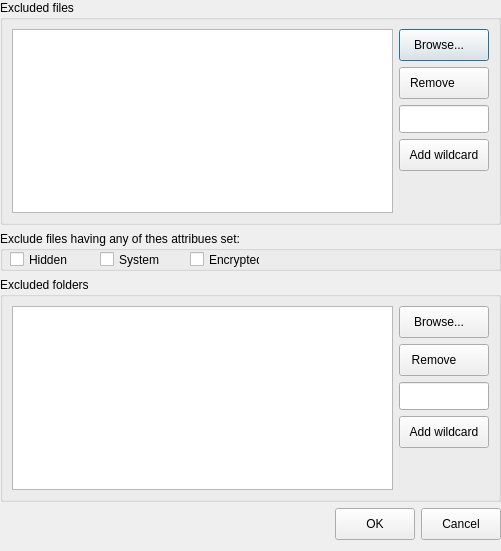
darrel-ming/robocopy_gui_python, file UI/DlgExclude.ui: the form before one commit.
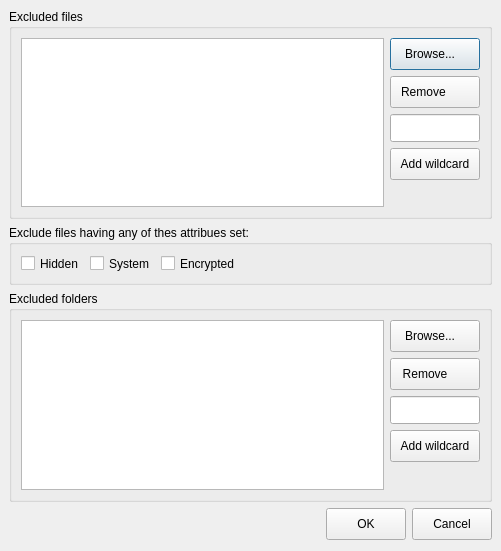
The form after the commit. Icons and pictures are not drawn.

The edit to the form file:
```diff
--- a/UI/DlgExclude.ui
+++ b/UI/DlgExclude.ui
@@ -10,6 +10,12 @@
     <height>551</height>
    </rect>
   </property>
+  <property name="minimumSize">
+   <size>
+    <width>500</width>
+    <height>551</height>
+   </size>
+  </property>
   <property name="windowTitle">
    <string>Excluded items</string>
   </property>
@@ -23,13 +29,13 @@
   </property>
   <layout class="QVBoxLayout" name="verticalLayout_3">
    <property name="leftMargin">
-    <number>0</number>
+    <number>9</number>
    </property>
    <property name="topMargin">
-    <number>0</number>
+    <number>9</number>
    </property>
    <property name="rightMargin">
-    <number>0</number>
+    <number>9</number>
    </property>
    <item>
     <widget class="QGroupBox" name="groupBox">
@@ -135,51 +141,48 @@
      <property name="minimumSize">
       <size>
        <width>0</width>
-       <height>40</height>
+       <height>60</height>
       </size>
      </property>
      <property name="title">
       <string>Exclude files having any of thes attribues set:</string>
      </property>
+     <layout class="QHBoxLayout" name="horizontalLayout_4">
+      <item>
      <widget class="QCheckBox" name="chkH">
-      <property name="geometry">
-       <rect>
-        <x>10</x>
-        <y>20</y>
-        <width>70</width>
-        <height>17</height>
-       </rect>
-      </property>
       <property name="text">
        <string>Hidden</string>
       </property>
      </widget>
+      </item>
+      <item>
      <widget class="QCheckBox" name="chkS">
-      <property name="geometry">
-       <rect>
-        <x>100</x>
-        <y>20</y>
-        <width>70</width>
-        <height>17</height>
-       </rect>
-      </property>
       <property name="text">
        <string>System</string>
       </property>
      </widget>
+      </item>
+      <item>
      <widget class="QCheckBox" name="chkE">
-      <property name="geometry">
-       <rect>
-        <x>190</x>
-        <y>20</y>
-        <width>70</width>
-        <height>17</height>
-       </rect>
-      </property>
       <property name="text">
        <string>Encrypted</string>
       </property>
      </widget>
+      </item>
+      <item>
+       <spacer name="horizontalSpacer_2">
+        <property name="orientation">
+         <enum>Qt::Horizontal</enum>
+        </property>
+        <property name="sizeHint" stdset="0">
+         <size>
+          <width>232</width>
+          <height>20</height>
+         </size>
+        </property>
+       </spacer>
+      </item>
+     </layout>
     </widget>
    </item>
    <item>
```
Lines whose indentation alone changed are shown as unchanged.
